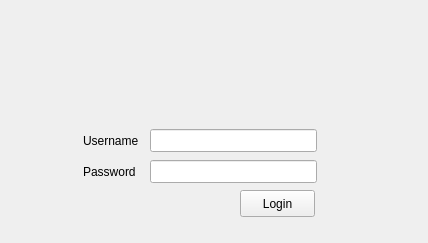
Before: the Qt Designer form trunk/ui/skolesys-qt4/ui_loginwdg.ui in BackupTheBerlios/skolesys-svn, drawn with Qt 5.
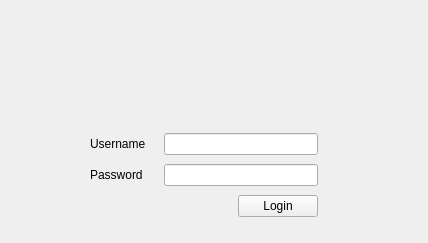
After: the same form once the commit is applied. Icons and pictures are not drawn.

Diff of the .ui file:
```diff
--- a/trunk/ui/skolesys-qt4/ui_loginwdg.ui
+++ b/trunk/ui/skolesys-qt4/ui_loginwdg.ui
@@ -12,68 +12,6 @@
   <property name="windowTitle" >
    <string>Login</string>
   </property>
-  <widget class="QPushButton" name="btn_login" >
-   <property name="geometry" >
-    <rect>
-     <x>240</x>
-     <y>190</y>
-     <width>75</width>
-     <height>27</height>
-    </rect>
-   </property>
-   <property name="text" >
-    <string>Login</string>
-   </property>
-  </widget>
-  <widget class="QLabel" name="label_2" >
-   <property name="geometry" >
-    <rect>
-     <x>83</x>
-     <y>160</y>
-     <width>61</width>
-     <height>23</height>
-    </rect>
-   </property>
-   <property name="text" >
-    <string>Password</string>
-   </property>
-  </widget>
-  <widget class="QLineEdit" name="ed_passwd" >
-   <property name="geometry" >
-    <rect>
-     <x>150</x>
-     <y>160</y>
-     <width>167</width>
-     <height>23</height>
-    </rect>
-   </property>
-   <property name="echoMode" >
-    <enum>QLineEdit::Password</enum>
-   </property>
-  </widget>
-  <widget class="QLabel" name="label" >
-   <property name="geometry" >
-    <rect>
-     <x>83</x>
-     <y>129</y>
-     <width>61</width>
-     <height>23</height>
-    </rect>
-   </property>
-   <property name="text" >
-    <string>Username</string>
-   </property>
-  </widget>
-  <widget class="QLineEdit" name="ed_username" >
-   <property name="geometry" >
-    <rect>
-     <x>150</x>
-     <y>129</y>
-     <width>167</width>
-     <height>23</height>
-    </rect>
-   </property>
-  </widget>
   <widget class="QLabel" name="label_3" >
    <property name="geometry" >
     <rect>
@@ -90,6 +28,62 @@
     <pixmap>art/biglogo.png</pixmap>
    </property>
   </widget>
+  <widget class="QWidget" name="" >
+   <property name="geometry" >
+    <rect>
+     <x>90</x>
+     <y>130</y>
+     <width>228</width>
+     <height>91</height>
+    </rect>
+   </property>
+   <layout class="QGridLayout" >
+    <item row="0" column="0" >
+     <widget class="QLabel" name="label" >
+      <property name="text" >
+       <string>Username</string>
+      </property>
+     </widget>
+    </item>
+    <item row="0" column="1" colspan="2" >
+     <widget class="QLineEdit" name="ed_username" />
+    </item>
+    <item row="1" column="0" >
+     <widget class="QLabel" name="label_2" >
+      <property name="text" >
+       <string>Password</string>
+      </property>
+     </widget>
+    </item>
+    <item row="1" column="1" colspan="2" >
+     <widget class="QLineEdit" name="ed_passwd" >
+      <property name="echoMode" >
+       <enum>QLineEdit::Password</enum>
+      </property>
+     </widget>
+    </item>
+    <item row="2" column="0" colspan="2" >
+     <spacer>
+      <property name="orientation" >
+       <enum>Qt::Horizontal</enum>
+      </property>
+      <property name="sizeHint" >
+       <size>
+        <width>141</width>
+        <height>20</height>
+       </size>
+      </property>
+     </spacer>
+    </item>
+    <item row="2" column="2" >
+     <widget class="QPushButton" name="btn_login" >
+      <property name="text" >
+       <string>Login</string>
+      </property>
+     </widget>
+    </item>
+   </layout>
+  </widget>
  </widget>
  <tabstops>
   <tabstop>ed_username</tabstop>
```
